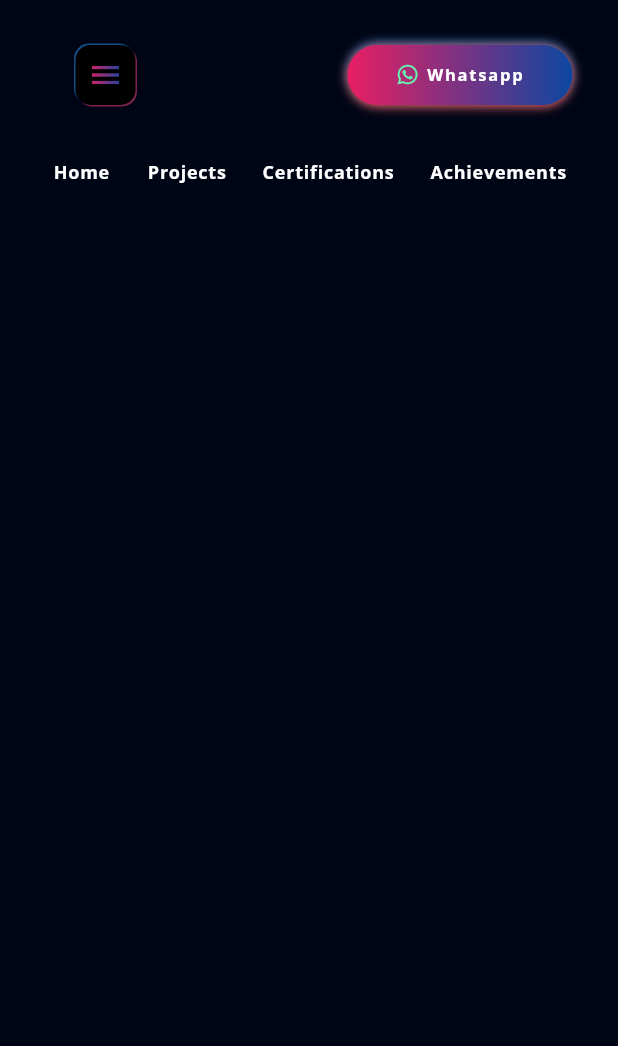
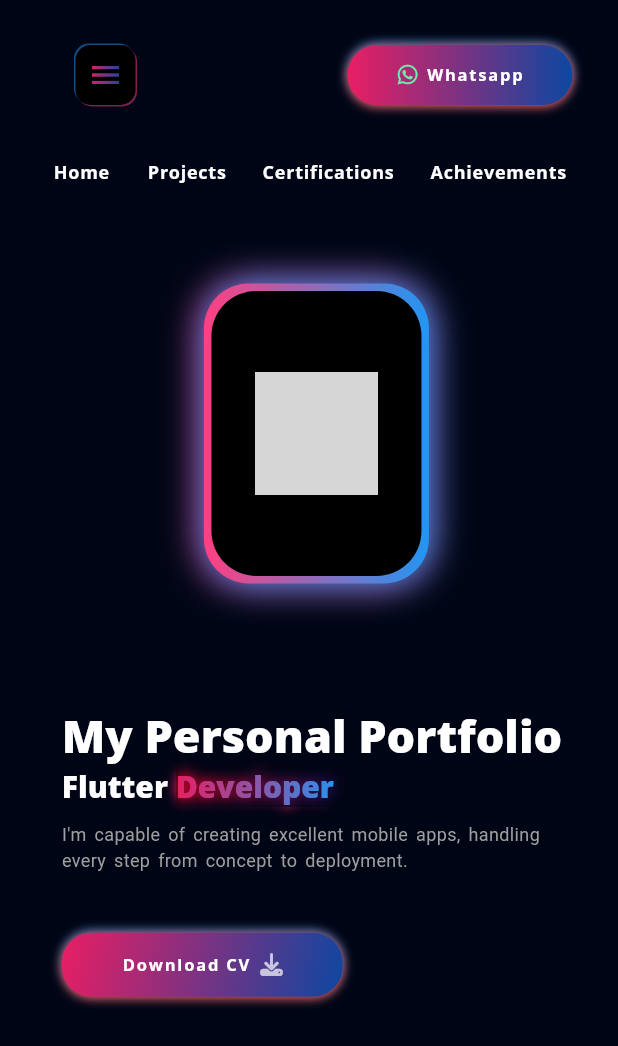
Before and after one commit to chiragar/myapp, a Flutter app: the screen it shows after launch, on a phone screen of 412 x 824 dp. Shown: the top 1046 px of the screen. Run offline on Flutter 3.47's test engine with Material 3 defaults, Android fonts, the phone set to English and light mode, and no system bars; our stand-ins replace flutter_svg, font_awesome_flutter, get, google_fonts; grey boxes are pictures that could not be loaded.

Commit message:
Intro & drawer add

```diff
--- a/lib/src/common/constant/app_assets.dart
+++ b/lib/src/common/constant/app_assets.dart
@@ -6,7 +6,7 @@ class AppAssets {
   static const String blocIcon = 'assets/icons/bloc.png';
   static const String dartIcon = 'assets/icons/dart.png';
 
- static const String checkSVG =  'assets/icons/check.svg';
- static const String linkedinSVG ='assets/icons/linkedin.svg';
-  static const String githubSVG ='assets/icons/github.svg';
+  static const String checkSVG = 'assets/icons/check.svg';
+  static const String linkedinSVG = 'assets/icons/linkedin.svg';
+  static const String githubSVG = 'assets/icons/github.svg';
 }
--- a/lib/src/ui/screen/home/components/drawer/drawer.dart
+++ b/lib/src/ui/screen/home/components/drawer/drawer.dart
@@ -6,6 +6,7 @@ import 'user_info.dart';
 import 'user_skills.dart';
 import 'user_knowledge.dart';
 import 'user_contact_info.dart';
+
 class CustomDrawer extends StatelessWidget {
   const CustomDrawer({super.key});
 
@@ -29,6 +30,7 @@ class CustomDrawer extends StatelessWidget {
                       UserKnowledge(),
                       Divider(),
                       SizedBox(height: AppConstants.defaultPadding),
+                      UserContactInfo()
                     ],
                   ),
                 ))
--- a/lib/src/ui/screen/home/components/drawer/user_contact_info.dart
+++ b/lib/src/ui/screen/home/components/drawer/user_contact_info.dart
@@ -24,7 +24,7 @@ class UserContactInfo extends StatelessWidget {
               onPressed: () {
                 launchUrl(Uri.parse('https://github.com/chiragar'));
               },
-              icon: SvgPicture.asset(AppAssets.githubSVG)),
+              icon: SvgPicture.asset("assets/icons/github.svg")),
           const Spacer(),
         ],
       ),
--- a/lib/src/ui/screen/home/home_screen.dart
+++ b/lib/src/ui/screen/home/home_screen.dart
@@ -6,10 +6,13 @@ import 'package:myapp/src/controller/controller.dart';
 import 'package:myapp/src/ui/screen/home/components/drawer/drawer.dart';
 import 'package:myapp/src/ui/screen/home/components/navigation_button_list.dart';
 import 'package:myapp/src/ui/screen/home/components/top_navigation_bar.dart';
+import '../intro/introduction_screen.dart';
 
 class HomeScreen extends StatelessWidget {
   HomeScreen({super.key});
-  final List<Widget> pages = [];
+  final List<Widget> pages = [
+    const IntroductionScreen(),
+  ];
 
   @override
   Widget build(BuildContext context) {
@@ -20,7 +23,7 @@ class HomeScreen extends StatelessWidget {
           children: [
             kIsWeb && !Responsive.isLargeMobile(context)
                 ? const SizedBox(
-                    height:AppConstants.defaultPadding * 2,
+                    height: AppConstants.defaultPadding * 2,
                   )
                 : const SizedBox(
                     height: AppConstants.defaultPadding / 2,
--- /dev/null
+++ b/lib/src/ui/screen/intro/components/SocialMediaList.dart
@@ -0,0 +1,65 @@
+import 'package:flutter/material.dart';
+import 'package:myapp/src/common/constant/app_assets.dart';
+import 'package:myapp/src/common/constant/constants.dart';
+import 'package:myapp/src/ui/screen/intro/components/social_icon.dart';
+import 'package:url_launcher/url_launcher.dart';
+
+class Socialmedia extends StatelessWidget {
+  const Socialmedia({super.key});
+
+  @override
+  Widget build(BuildContext context) {
+    final size = MediaQuery.sizeOf(context);
+    return TweenAnimationBuilder(
+        tween: Tween(begin: 0.0, end: 1.0),
+        duration: const Duration(milliseconds: 200),
+        builder: (context, value, child) {
+          return Transform.scale(
+            scale: value,
+            child: Column(
+              children: [
+                const Spacer(),
+                RotatedBox(
+                  quarterTurns: -3,
+                  child: Text(
+                    'Follow Me',
+                    style: Theme.of(context).textTheme.titleSmall!.copyWith(
+                          color: Colors.white,
+                          fontWeight: FontWeight.w500,
+                        ),
+                  ),
+                ),
+                Container(
+                  height: size.height * 0.06,
+                  width: 3,
+                  margin: const EdgeInsets.symmetric(
+                      vertical: AppConstants.defaultPadding * 0.5),
+                  decoration: BoxDecoration(
+                      color: Colors.white,
+                      borderRadius:
+                          BorderRadius.circular(AppConstants.defaultPadding)),
+                ),
+                socialmedailist(),
+                const Spacer(),
+              ],
+            ),
+          );
+        });
+  }
+
+  Column socialmedailist() => Column(
+        children: [
+          SocialMediaIcon(
+              icon: AppAssets.linkedinSVG,
+              onTap: () => launchUrl(Uri.parse(
+                  'https://www.linkedin.com/in/chirag-rathod-flutter/'))),
+          SocialMediaIcon(
+            icon: AppAssets.githubSVG,
+            onTap: () => launchUrl(Uri.parse('https://github.com/chiragar')),
+          ),
+          const SocialMediaIcon(
+            icon: 'assets/icons/dribble.svg',
+          ),
+        ],
+      );
+}
--- /dev/null
+++ b/lib/src/ui/screen/intro/components/animated_description_text.dart
@@ -0,0 +1,24 @@
+import 'package:flutter/material.dart';
+import 'package:myapp/src/common/responsive/responsive.dart';
+
+class AnimatedDescriptionText extends StatelessWidget {
+  const AnimatedDescriptionText(
+      {super.key, required this.start, required this.end});
+  final double start;
+  final double end;
+  @override
+  Widget build(BuildContext context) {
+    return TweenAnimationBuilder(
+      tween: Tween(begin: start, end: end),
+      duration: const Duration(milliseconds: 200),
+      builder: (context, value, child) {
+        return Text(
+          'I\'m capable of creating excellent mobile apps, handling${Responsive.isLargeMobile(context) ? '\n' : ''}every step from ${!Responsive.isLargeMobile(context) ? '\n' : ''}concept to deployment.',
+          maxLines: 2,
+          overflow: TextOverflow.ellipsis,
+          style: TextStyle(color: Colors.grey, wordSpacing: 2, fontSize: value),
+        );
+      },
+    );
+  }
+}
--- /dev/null
+++ b/lib/src/ui/screen/intro/components/animated_subtitle_text.dart
@@ -0,0 +1,31 @@
+import 'package:flutter/material.dart';
+
+class AnimatedSubtitleText extends StatelessWidget {
+  final double start;
+  final double end;
+  final String text;
+  final bool gradient;
+  const AnimatedSubtitleText(
+      {super.key, required this.start, required this.end, required this.text, this.gradient=false,});
+  @override
+  Widget build(BuildContext context) {
+    return TweenAnimationBuilder(
+      tween: Tween(begin: start, end: end),
+      duration: const Duration(milliseconds: 200),
+      builder: (context, value, child) {
+        return Text(
+          text,
+          style: Theme.of(context).textTheme.headlineLarge!.copyWith(
+              color: Colors.white,
+              fontWeight: FontWeight.w900,
+              shadows: gradient? [
+                const Shadow(color: Colors.pink,offset: Offset(0, 2),blurRadius: 10),
+                const Shadow(color: Colors.pink,offset: Offset(0, -2),blurRadius: 10),
+              ] :[] ,
+              height: 0,
+              fontSize: value),
+        );
+      },
+    );
+  }
+}
--- /dev/null
+++ b/lib/src/ui/screen/intro/components/combine_subtitle.dart
@@ -0,0 +1,79 @@
+import 'package:flutter/material.dart';
+import 'package:flutter/foundation.dart' show kIsWeb;
+import 'package:myapp/src/common/responsive/responsive.dart';
+import 'animated_subtitle_text.dart';
+class CombineSubtitleText extends StatelessWidget {
+  const CombineSubtitleText({super.key});
+
+  @override
+  Widget build(BuildContext context) {
+    return Row(
+      mainAxisAlignment: MainAxisAlignment.start,
+      children: [
+        const Responsive(
+          desktop: AnimatedSubtitleText(
+              start: 30, end: 40, text: 'Flutter '),
+          largeMobile: AnimatedSubtitleText(
+              start: 30, end: 25, text: 'Flutter '),
+          mobile: AnimatedSubtitleText(
+              start: 25, end: 20, text: 'Flutter '),
+          tablet: AnimatedSubtitleText(
+              start: 40, end: 30, text: 'Flutter '),
+        ),
+        (kIsWeb && Responsive.isLargeMobile(context)
+            ? const Responsive(
+          desktop: AnimatedSubtitleText(
+              start: 30,
+              end: 40,
+              text: 'Developer ',
+              gradient: true),
+          largeMobile: AnimatedSubtitleText(
+              start: 30,
+              end: 25,
+              text: 'Developer ',
+              gradient: true),
+          mobile: AnimatedSubtitleText(
+              start: 25,
+              end: 20,
+              text: 'Developer ',
+              gradient: true),
+          tablet: AnimatedSubtitleText(
+              start: 40,
+              end: 30,
+              text: 'Developer ',
+              gradient: true),
+        )
+            : ShaderMask(
+          shaderCallback: (bounds) {
+            return const LinearGradient(colors: [
+              Colors.pink,
+              Colors.blue,
+            ]).createShader(bounds);
+          },
+          child: const Responsive(
+            desktop: AnimatedSubtitleText(
+                start: 30,
+                end: 40,
+                text: 'Developer ',
+                gradient: false),
+            largeMobile: AnimatedSubtitleText(
+                start: 30,
+                end: 25,
+                text: 'Developer ',
+                gradient: false),
+            mobile: AnimatedSubtitleText(
+                start: 25,
+                end: 20,
+                text: 'Developer ',
+                gradient: true),
+            tablet: AnimatedSubtitleText(
+                start: 40,
+                end: 30,
+                text: 'Developer ',
+                gradient: false),
+          ),
+        ))
+      ],
+    );
+  }
+}
--- /dev/null
+++ b/lib/src/ui/screen/intro/components/download_button.dart
@@ -0,0 +1,54 @@
+import 'package:flutter/material.dart';
+import 'package:font_awesome_flutter/font_awesome_flutter.dart';
+import 'package:myapp/src/common/constant/constants.dart';
+import 'package:url_launcher/url_launcher.dart';
+
+class DownloadButton extends StatelessWidget {
+  const DownloadButton({super.key});
+  @override
+  Widget build(BuildContext context) {
+    return InkWell(
+      onTap: () {
+        launchUrl(Uri.parse(''));
+      },
+      child: Container(
+        alignment: Alignment.center,
+        padding: const EdgeInsets.symmetric(
+            vertical: AppConstants.defaultPadding / 1.5, horizontal: AppConstants.defaultPadding * 2),
+        decoration: BoxDecoration(
+          borderRadius: BorderRadius.circular(20),
+          boxShadow: const [
+            BoxShadow(color: Colors.blue, offset: Offset(0, -1), blurRadius: 5),
+            BoxShadow(color: Colors.red, offset: Offset(0, 1), blurRadius: 5),
+          ],
+          gradient: LinearGradient(
+              begin: Alignment.topLeft,
+              end: Alignment.bottomRight,
+              colors: [
+                Colors.pink,
+                Colors.blue.shade900,
+              ]),
+        ),
+        child: Row(
+          children: [
+            Text(
+              'Download CV',
+              style: Theme.of(context).textTheme.labelSmall!.copyWith(
+                  color: Colors.white,
+                  letterSpacing: 1.2,
+                  fontWeight: FontWeight.bold),
+            ),
+            const SizedBox(
+              width: AppConstants.defaultPadding / 3,
+            ),
+            const Icon(
+              FontAwesomeIcons.download,
+              color: Colors.white70,
+              size: 15,
+            )
+          ],
+        ),
+      ),
+    );
+  }
+}
--- /dev/null
+++ b/lib/src/ui/screen/intro/components/intro_body.dart
@@ -0,0 +1,75 @@
+import 'package:flutter/material.dart';
+import 'package:myapp/src/common/constant/constants.dart';
+import 'package:myapp/src/common/responsive/responsive.dart';
+import 'package:myapp/src/ui/screen/intro/components/animated_description_text.dart';
+import 'package:myapp/src/ui/widgets/animated_texts_componenets.dart';
+import 'package:flutter/foundation.dart' show kIsWeb;
+
+import 'combine_subtitle.dart';
+import 'download_button.dart';
+import 'my_portfolio_text.dart';
+
+class IntroBody extends StatelessWidget {
+  const IntroBody({super.key});
+  @override
+  Widget build(BuildContext context) {
+    var size = MediaQuery.sizeOf(context);
+    return Row(
+      children: [
+        SingleChildScrollView(
+          child: Column(
+            crossAxisAlignment: CrossAxisAlignment.start,
+            mainAxisAlignment: MainAxisAlignment.center,
+            children: [
+              if (!Responsive.isDesktop(context))
+                SizedBox(
+                  height: size.height * 0.06,
+                ),
+              if (!Responsive.isDesktop(context))
+                Row(
+                  children: [
+                    SizedBox(
+                      width: size.width * 0.23,
+                    ),
+                    const AnimatedImageContainer(
+                      width: 150,
+                      height: 200,
+                    ),
+                  ],
+                ),
+              if (!Responsive.isDesktop(context))
+                SizedBox(
+                  height: size.height * 0.1,
+                ),
+              const Responsive(
+                  desktop: MyPortfolioText(start: 40, end: 50),
+                  largeMobile: MyPortfolioText(start: 40, end: 35),
+                  mobile: MyPortfolioText(start: 35, end: 30),
+                  tablet: MyPortfolioText(start: 50, end: 40)),
+              if (kIsWeb && Responsive.isLargeMobile(context))
+                Container(
+                  height: AppConstants.defaultPadding,
+                  color: Colors.transparent,
+                ),
+              const CombineSubtitleText(),
+              const SizedBox(height: AppConstants.defaultPadding / 2),
+              const Responsive(
+                desktop: AnimatedDescriptionText(start: 14, end: 15),
+                largeMobile: AnimatedDescriptionText(start: 14, end: 12),
+                mobile: AnimatedDescriptionText(start: 14, end: 12),
+                tablet: AnimatedDescriptionText(start: 17, end: 14),
+              ),
+              const SizedBox(
+                height: AppConstants.defaultPadding * 2,
+              ),
+              const DownloadButton(),
+            ],
+          ),
+        ),
+        const Spacer(),
+        if (Responsive.isDesktop(context)) const AnimatedImageContainer(),
+        const Spacer()
+      ],
+    );
+  }
+}
--- /dev/null
+++ b/lib/src/ui/screen/intro/components/my_portfolio_text.dart
@@ -0,0 +1,24 @@
+import 'package:flutter/material.dart';
+
+class MyPortfolioText extends StatelessWidget {
+  const MyPortfolioText({super.key, required this.start, required this.end});
+  final double start;
+  final double end;
+  @override
+  Widget build(BuildContext context) {
+    return Builder(builder: (context) {
+      return TweenAnimationBuilder(
+        tween: Tween(begin: start, end: end),
+        duration: const Duration(milliseconds: 200),
+        builder: (context, value, child) {
+          return Text('My Personal Portfolio',
+              style: Theme.of(context).textTheme.headlineLarge!.copyWith(
+                  color: Colors.white,
+                  fontWeight: FontWeight.w900,
+                  height: 0,
+                  fontSize: value));
+        },
+      );
+    });
+  }
+}
--- /dev/null
+++ b/lib/src/ui/screen/intro/components/social_icon.dart
@@ -0,0 +1,26 @@
+import 'package:flutter/material.dart';
+import 'package:flutter_svg/svg.dart';
+import 'package:myapp/src/common/constant/constants.dart';
+
+class SocialMediaIcon extends StatelessWidget {
+  const SocialMediaIcon({super.key, required this.icon, this.onTap});
+  final String icon;
+  final VoidCallback? onTap;
+  @override
+  Widget build(BuildContext context) {
+    return InkWell(
+      onTap: onTap,
+      borderRadius: BorderRadius.circular(20),
+      child: Padding(
+        padding: const EdgeInsets.symmetric(
+            vertical: AppConstants.defaultPadding * 0.4),
+        child: SvgPicture.asset(
+          icon,
+          color: Colors.white,
+          height: 15,
+          width: 15,
+        ),
+      ),
+    );
+  }
+}
--- /dev/null
+++ b/lib/src/ui/screen/intro/introduction_screen.dart
@@ -0,0 +1,37 @@
+import 'package:flutter/material.dart';
+import 'package:myapp/src/common/responsive/responsive.dart';
+import 'package:myapp/src/ui/screen/intro/components/intro_body.dart';
+import 'package:myapp/src/ui/widgets/side_menu_button.dart';
+import 'components/SocialMediaList.dart';
+
+class IntroductionScreen extends StatelessWidget {
+  const IntroductionScreen({super.key});
+
+  @override
+  Widget build(BuildContext context) {
+    var size = MediaQuery.sizeOf(context);
+    return Scaffold(
+      body: Row(
+        children: [
+          SizedBox(
+            width: size.width * 0.01,
+          ),
+          if (!Responsive.isLargeMobile(context))
+            MenuButton(
+              onTap: () => Scaffold.of(context).openDrawer(),
+            ),
+          SizedBox(
+            width: size.width * 0.02,
+          ),
+          if (!Responsive.isLargeMobile(context)) const Socialmedia(),
+          SizedBox(
+            width: size.width * 0.07,
+          ),
+          const Expanded(
+            child: IntroBody(),
+          ),
+        ],
+      ),
+    );
+  }
+}
```
